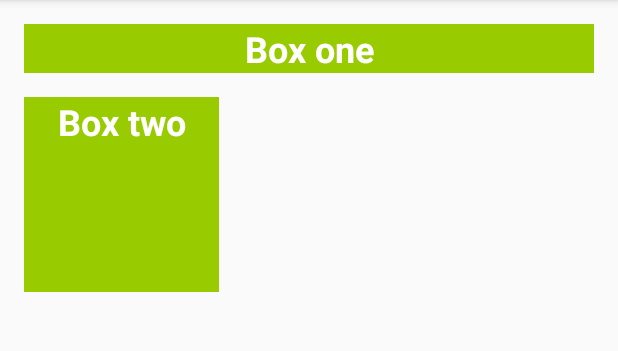
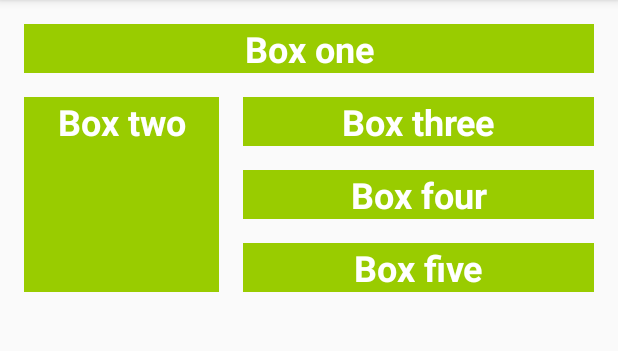
Before and after one commit to lukelima/udacity-color-my-views, an Android app: the screen it shows after launch (MainActivity), on a phone screen of 412 x 824 dp, the part 84-435 px from its top. Run offline under Robolectric (Android 15) with nearby library versions, the phone set to English and light mode, and no system bars; Roboto replaces fonts that are not available here.

Commit message:
add three boxes using vertical chain -- lesson 27

```diff
--- a/app/src/main/res/layout/activity_main.xml
+++ b/app/src/main/res/layout/activity_main.xml
@@ -32,4 +32,48 @@
         app:layout_constraintStart_toStartOf="parent"
         app:layout_constraintTop_toBottomOf="@+id/textView"
         tools:ignore="TextContrastCheck" />
+
+    <TextView
+        android:id="@+id/box_three_text"
+        style="@style/WhiteBox"
+        android:layout_width="0dp"
+        android:layout_height="wrap_content"
+        android:layout_marginStart="16dp"
+        android:layout_marginEnd="16dp"
+        android:text="@string/box_three_text"
+        app:layout_constraintBottom_toTopOf="@+id/box_four_text"
+        app:layout_constraintEnd_toEndOf="parent"
+        app:layout_constraintStart_toEndOf="@+id/box_two_text"
+        app:layout_constraintTop_toTopOf="@+id/box_two_text"
+        tools:ignore="TextContrastCheck" />
+
+    <TextView
+        android:id="@+id/box_four_text"
+        style="@style/WhiteBox"
+        android:layout_width="0dp"
+        android:layout_height="wrap_content"
+        android:layout_marginStart="16dp"
+        android:layout_marginTop="16dp"
+        android:layout_marginEnd="16dp"
+        android:layout_marginBottom="16dp"
+        android:text="@string/box_four_text"
+        app:layout_constraintBottom_toTopOf="@+id/box_five_text"
+        app:layout_constraintEnd_toEndOf="parent"
+        app:layout_constraintStart_toEndOf="@+id/box_two_text"
+        app:layout_constraintTop_toBottomOf="@+id/box_three_text"
+        tools:ignore="TextContrastCheck" />
+
+    <TextView
+        android:id="@+id/box_five_text"
+        style="@style/WhiteBox"
+        android:layout_width="0dp"
+        android:layout_height="wrap_content"
+        android:layout_marginStart="16dp"
+        android:layout_marginEnd="16dp"
+        android:text="@string/box_five_text"
+        app:layout_constraintBottom_toBottomOf="@+id/box_two_text"
+        app:layout_constraintEnd_toEndOf="parent"
+        app:layout_constraintStart_toEndOf="@+id/box_two_text"
+        app:layout_constraintTop_toBottomOf="@+id/box_four_text"
+        tools:ignore="TextContrastCheck" />
 </android.support.constraint.ConstraintLayout>
```
